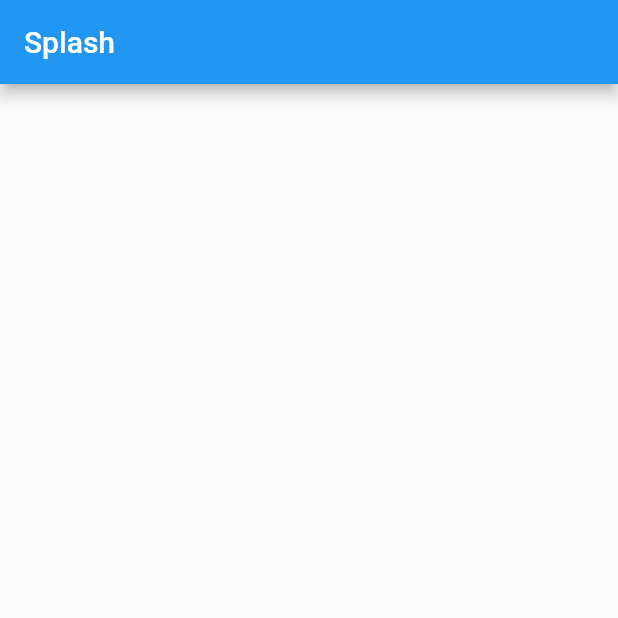
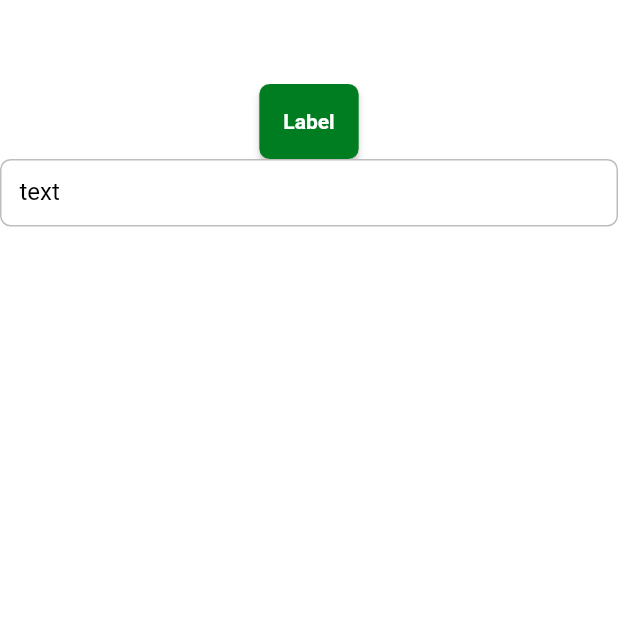
Before and after one commit to matheuslemke/dart_week_9, a Flutter app: the screen it shows after launch, on a phone screen of 412 x 824 dp, the top half of it. Run offline on Flutter 3.47's test engine with Material 2 defaults, Android fonts, the phone set to English and light mode, and no system bars; Roboto replaces fonts that are missing (mplus1).

Commit message:
feat: config button style

```diff
--- /dev/null
+++ b/dw9_delivery_app/lib/app/core/ui/styles/app_styles.dart
@@ -0,0 +1,24 @@
+import 'package:dw9_delivery_app/app/core/ui/styles/colors_app.dart';
+import 'package:dw9_delivery_app/app/core/ui/styles/text_styles.dart';
+import 'package:flutter/material.dart';
+
+class AppStyles {
+  static AppStyles? _instance;
+
+  AppStyles._();
+
+  static AppStyles get instance {
+    _instance ??= AppStyles._();
+    return _instance!;
+  }
+
+  ButtonStyle get primaryButton => ElevatedButton.styleFrom(
+        shape: RoundedRectangleBorder(borderRadius: BorderRadius.circular(7)),
+        backgroundColor: ColorsApp.i.primary,
+        textStyle: TextStyles.instance.textButtonLabel,
+      );
+}
+
+extension AppStyleExtension on BuildContext {
+  AppStyles get appStyles => AppStyles.instance;
+}
--- /dev/null
+++ b/dw9_delivery_app/lib/app/core/ui/styles/text_styles.dart
@@ -0,0 +1,38 @@
+import 'package:flutter/material.dart';
+
+class TextStyles {
+  static TextStyles? _instance;
+
+  TextStyles._();
+
+  static TextStyles get instance {
+    _instance ??= TextStyles._();
+    return _instance!;
+  }
+
+  String get font => 'mplus1';
+
+  TextStyle get textLight =>
+      TextStyle(fontWeight: FontWeight.w300, fontFamily: font);
+
+  TextStyle get textRegular =>
+      TextStyle(fontWeight: FontWeight.normal, fontFamily: font);
+
+  TextStyle get textMedium =>
+      TextStyle(fontWeight: FontWeight.w500, fontFamily: font);
+
+  TextStyle get textSemiBold =>
+      TextStyle(fontWeight: FontWeight.w600, fontFamily: font);
+
+  TextStyle get textBold =>
+      TextStyle(fontWeight: FontWeight.bold, fontFamily: font);
+
+  TextStyle get textExtraBold =>
+      TextStyle(fontWeight: FontWeight.w800, fontFamily: font);
+
+  TextStyle get textButtonLabel => textBold.copyWith(fontSize: 14);
+}
+
+extension TextStyleExtension on BuildContext {
+  TextStyles get textStyles => TextStyles.instance;
+}
--- /dev/null
+++ b/dw9_delivery_app/lib/app/core/ui/theme/theme_config.dart
@@ -0,0 +1,45 @@
+import 'package:dw9_delivery_app/app/core/ui/styles/text_styles.dart';
+import 'package:flutter/material.dart';
+
+import '../styles/app_styles.dart';
+import '../styles/colors_app.dart';
+
+class ThemeConfig {
+  ThemeConfig._();
+
+  static final _defaultInputBorder = OutlineInputBorder(
+    borderRadius: BorderRadius.circular(7),
+    borderSide: BorderSide(color: Colors.grey[400]!),
+  );
+
+  static final theme = ThemeData(
+    scaffoldBackgroundColor: Colors.white,
+    appBarTheme: const AppBarTheme(
+      backgroundColor: Colors.white,
+      elevation: 0,
+      centerTitle: true,
+      iconTheme: IconThemeData(color: Colors.black),
+    ),
+    primaryColor: ColorsApp.i.primary,
+    colorScheme: ColorScheme.fromSeed(
+      seedColor: ColorsApp.i.primary,
+      primary: ColorsApp.i.primary,
+      secondary: ColorsApp.i.secondary,
+    ),
+    elevatedButtonTheme: ElevatedButtonThemeData(
+      style: AppStyles.instance.primaryButton,
+    ),
+    inputDecorationTheme: InputDecorationTheme(
+      fillColor: Colors.white,
+      filled: true,
+      isDense: true,
+      contentPadding: const EdgeInsets.all(13),
+      border: _defaultInputBorder,
+      enabledBorder: _defaultInputBorder,
+      focusedBorder: _defaultInputBorder,
+      labelStyle: TextStyles.instance.textRegular.copyWith(color: Colors.black),
+      errorStyle:
+          TextStyles.instance.textRegular.copyWith(color: Colors.redAccent),
+    ),
+  );
+}
--- /dev/null
+++ b/dw9_delivery_app/lib/app/core/ui/widgets/delivery_button.dart
@@ -0,0 +1,24 @@
+import 'package:flutter/material.dart';
+
+class DeliveryButton extends StatelessWidget {
+  final VoidCallback? onPressed;
+  final String label;
+  final double? width;
+  final double? height;
+
+  const DeliveryButton({
+    super.key,
+    required this.label,
+    required this.onPressed,
+    this.width,
+    this.height = 50,
+  });
+
+  @override
+  Widget build(BuildContext context) {
+    return SizedBox(
+      height: height,
+      child: ElevatedButton(onPressed: onPressed, child: Text(label)),
+    );
+  }
+}
--- a/dw9_delivery_app/lib/app/dw9_delivery_app.dart
+++ b/dw9_delivery_app/lib/app/dw9_delivery_app.dart
@@ -1,3 +1,4 @@
+import 'package:dw9_delivery_app/app/core/ui/theme/theme_config.dart';
 import 'package:dw9_delivery_app/app/pages/splash/splash_page.dart';
 import 'package:flutter/material.dart';
 
@@ -8,6 +9,7 @@ class Dw9DeliveryApp extends StatelessWidget {
   Widget build(BuildContext context) {
     return MaterialApp(
       title: 'Delivery App',
+      theme: ThemeConfig.theme,
       routes: {'/': (context) => const SplashPage()},
     );
   }
--- a/dw9_delivery_app/lib/app/pages/splash/splash_page.dart
+++ b/dw9_delivery_app/lib/app/pages/splash/splash_page.dart
@@ -1,3 +1,6 @@
+import 'package:dw9_delivery_app/app/core/ui/styles/app_styles.dart';
+import 'package:dw9_delivery_app/app/core/ui/styles/colors_app.dart';
+import 'package:dw9_delivery_app/app/core/ui/widgets/delivery_button.dart';
 import 'package:flutter/material.dart';
 
 class SplashPage extends StatelessWidget {
@@ -9,7 +12,18 @@ class SplashPage extends StatelessWidget {
       appBar: AppBar(
         title: const Text('Splash'),
       ),
-      body: Container(),
+      body: Column(children: [
+        Container(),
+        DeliveryButton(
+          label: 'Label',
+          onPressed: () {},
+          width: 200,
+          height: 50,
+        ),
+        TextFormField(
+          decoration: InputDecoration(labelText: 'text'),
+        )
+      ]),
     );
   }
 }
--- a/dw9_delivery_app/pubspec.yaml
+++ b/dw9_delivery_app/pubspec.yaml
@@ -35,6 +35,7 @@ dependencies:
   # The following adds the Cupertino Icons font to your application.
   # Use with the CupertinoIcons class for iOS style icons.
   cupertino_icons: ^1.0.2
+  flutter_dotenv: ^5.0.2
 
 dev_dependencies:
   flutter_test:
@@ -61,6 +62,7 @@ flutter:
   # To add assets to your application, add an assets section, like this:
   assets:
     - assets/images/
+    - .env
   #   - images/a_dot_ham.jpeg
 
   # An image asset can refer to one or more resolution-specific "variants", see
```
Also changed, not shown: dw9_delivery_app/pubspec.lock, 1 other file.
